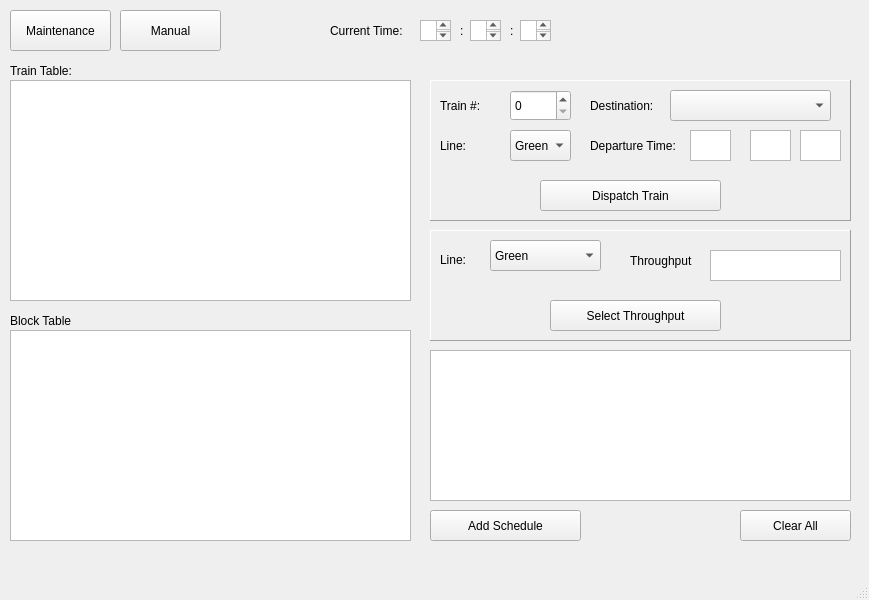
Old version of the form CTC/ctc_main.ui in the repository dth-38/ECE1140.
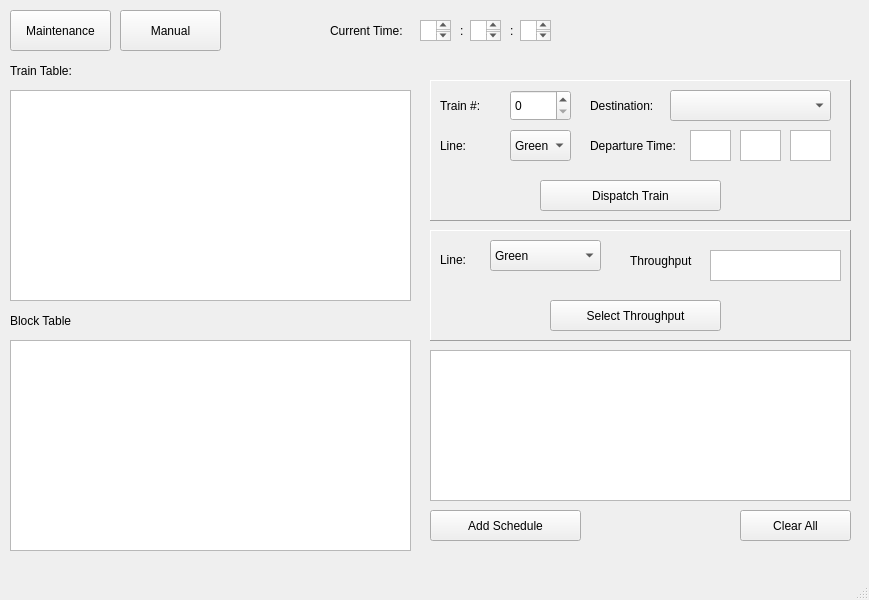
New version of the form.

Commit message: added new ui not fully working

The edit to the form file:
```diff
--- a/CTC/ctc_main.ui
+++ b/CTC/ctc_main.ui
@@ -53,26 +53,6 @@
      <string>Train Table:</string>
     </property>
    </widget>
-   <widget class="QTableView" name="tableView">
-    <property name="geometry">
-     <rect>
-      <x>10</x>
-      <y>80</y>
-      <width>401</width>
-      <height>221</height>
-     </rect>
-    </property>
-   </widget>
-   <widget class="QListView" name="listView">
-    <property name="geometry">
-     <rect>
-      <x>10</x>
-      <y>330</y>
-      <width>401</width>
-      <height>211</height>
-     </rect>
-    </property>
-   </widget>
    <widget class="QLabel" name="label_2">
     <property name="geometry">
      <rect>
@@ -265,7 +245,7 @@
     <widget class="QTextEdit" name="textEdit_2">
      <property name="geometry">
       <rect>
-       <x>320</x>
+       <x>310</x>
        <y>50</y>
        <width>41</width>
        <height>31</height>
@@ -275,7 +255,7 @@
     <widget class="QTextEdit" name="textEdit_3">
      <property name="geometry">
       <rect>
-       <x>370</x>
+       <x>360</x>
        <y>50</y>
        <width>41</width>
        <height>31</height>
@@ -427,6 +407,26 @@
      <string>:</string>
     </property>
    </widget>
+   <widget class="QListWidget" name="train_table_display">
+    <property name="geometry">
+     <rect>
+      <x>10</x>
+      <y>90</y>
+      <width>401</width>
+      <height>211</height>
+     </rect>
+    </property>
+   </widget>
+   <widget class="QListWidget" name="block_table_display">
+    <property name="geometry">
+     <rect>
+      <x>10</x>
+      <y>340</y>
+      <width>401</width>
+      <height>211</height>
+     </rect>
+    </property>
+   </widget>
   </widget>
   <widget class="QMenuBar" name="menubar">
    <property name="geometry">
```
Left out of the diff: 36 changed lines with no effect on the pictures. The commit also changes 1 other file.
